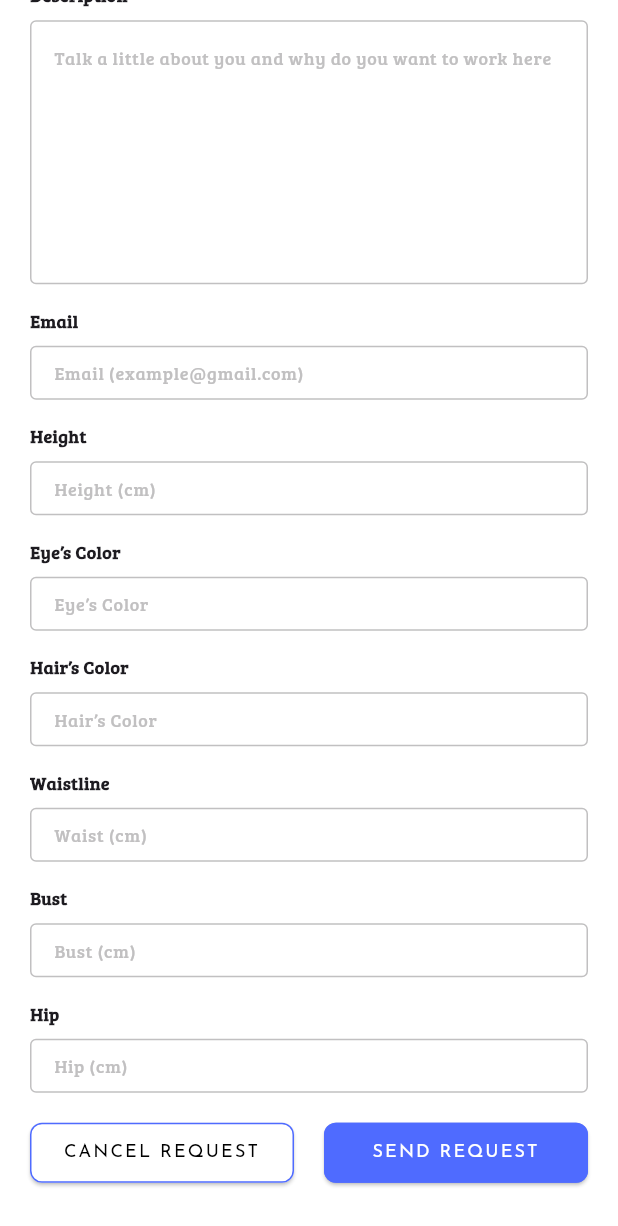
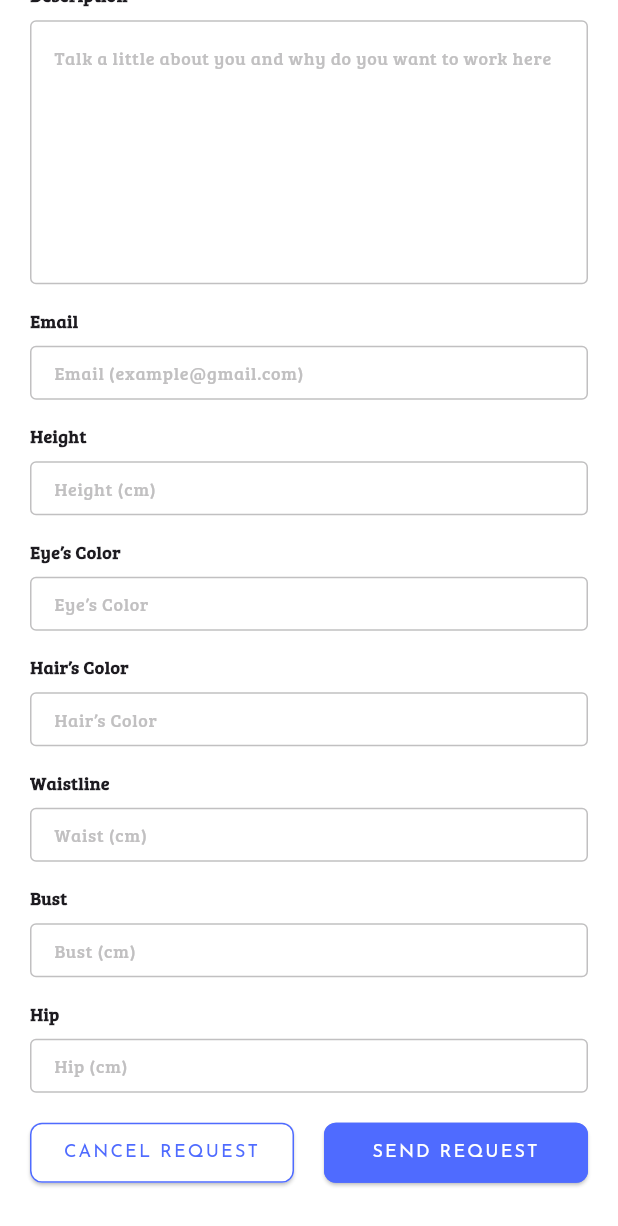
Before and after one commit to Models-App-Project/MobileApp, a Flutter app: the screen it shows after launch, scrolled down 289 dp, on a phone screen of 412 x 824 dp. Shown: the top 1226 px of the screen. Run offline on Flutter 3.47's test engine with Material 3 defaults, Android fonts, the phone set to English and light mode, and no system bars.

Commit message:
feat(forms): Adição dos botões de send request e cancel request

```diff
--- a/lib/features/forms/forms_page.dart
+++ b/lib/features/forms/forms_page.dart
@@ -47,9 +47,15 @@ class FormsPage extends StatelessWidget {
                     SizedBox(height: 16),
                     Row(
                       children: [
-                        CustomFormsButton(title: 'CANCEL REQUEST', backgroundColor: AppColors.white, titleColor: Colors.black),
+                        CustomFormsButton(
+                            title: 'CANCEL REQUEST',
+                            backgroundColor: AppColors.white,
+                            titleColor: AppColors.focusedInput),
                         SizedBox(width: 20),
-                        CustomFormsButton(title: 'SEND REQUEST', backgroundColor: AppColors.focusedInput, titleColor: AppColors.white),
+                        CustomFormsButton(
+                            title: 'SEND REQUEST',
+                            backgroundColor: AppColors.focusedInput,
+                            titleColor: AppColors.white),
                       ],
                     ),
                     SizedBox(height: 32),
```
